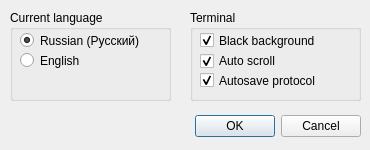
Before: the Qt Designer form GUI/appsetupdialog.ui in SeregaGomen/QFEM, drawn with Qt 5.
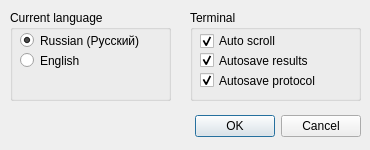
After: the same form once the commit is applied.

```diff
--- a/GUI/appsetupdialog.ui
+++ b/GUI/appsetupdialog.ui
@@ -99,13 +99,13 @@
     <property name="geometry">
      <rect>
       <x>10</x>
-      <y>20</y>
+      <y>40</y>
       <width>151</width>
       <height>21</height>
      </rect>
     </property>
     <property name="text">
-     <string>Black background</string>
+     <string>Autosave results</string>
     </property>
     <property name="checked">
      <bool>true</bool>
@@ -115,7 +115,7 @@
     <property name="geometry">
      <rect>
       <x>10</x>
-      <y>40</y>
+      <y>20</y>
       <width>151</width>
       <height>22</height>
      </rect>
```
Left out of the diff: 2 changed lines with no effect on the pictures.
